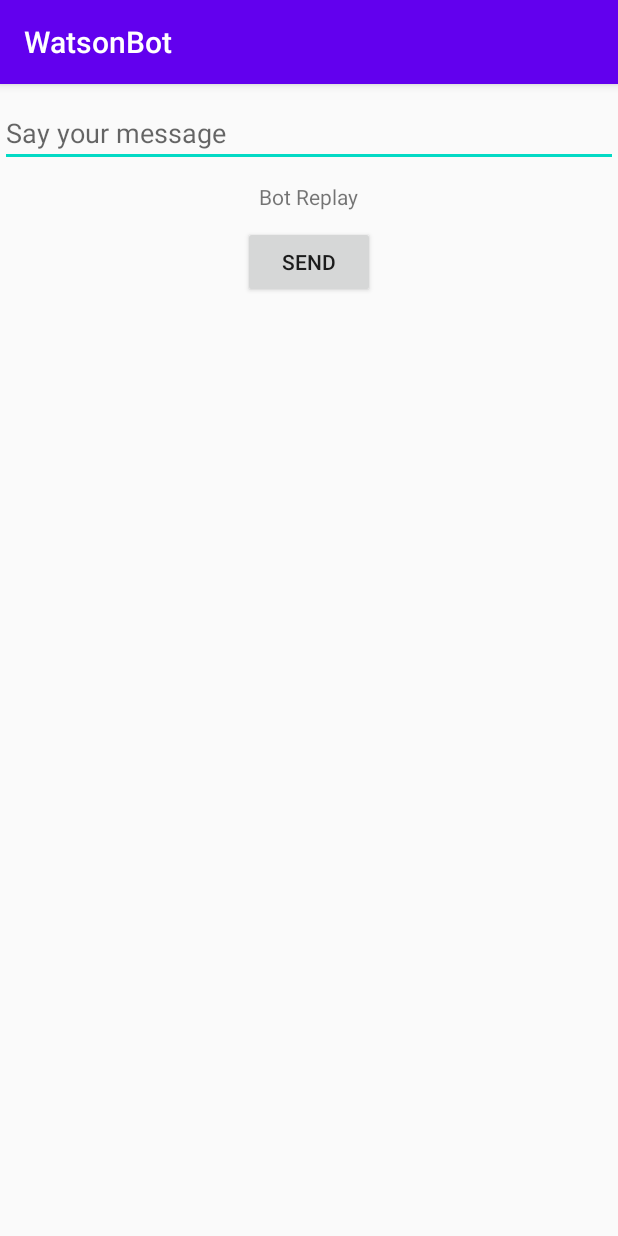
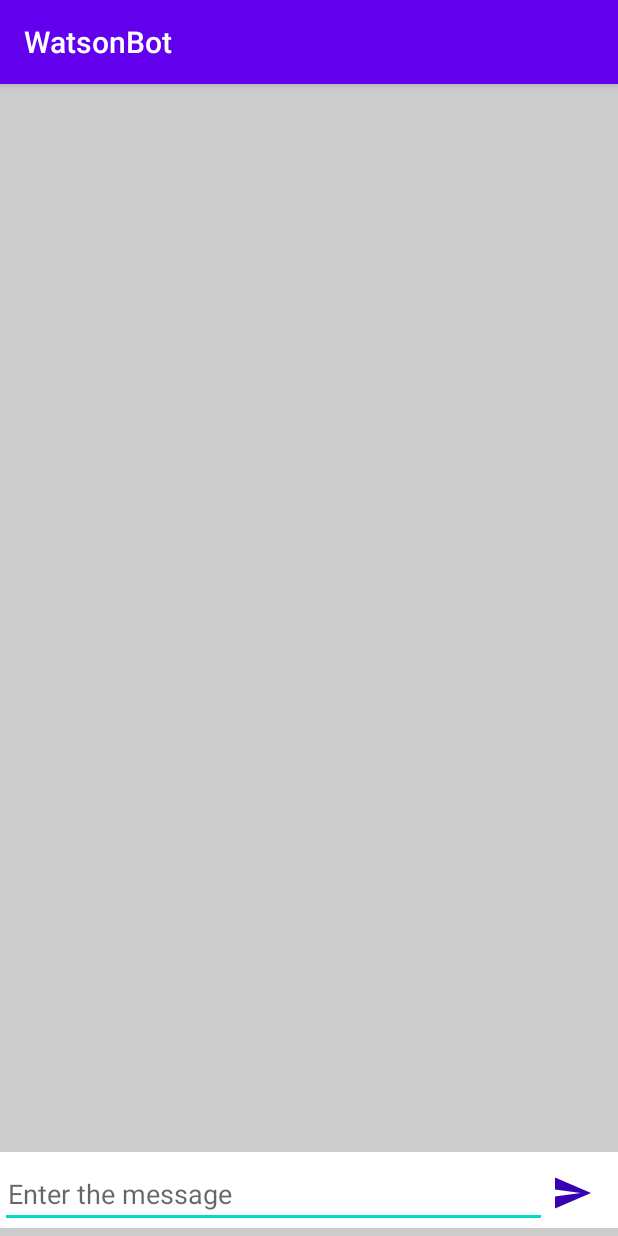
Before and after one commit to Mohamed-El-Banna/WatsonBot, an Android app: the screen it shows after launch (MainActivity), on a phone screen of 412 x 824 dp. Run offline under Robolectric (Android 15) with nearby library versions, the phone set to English and light mode, and no system bars; our stand-ins replace CircleImageView.

```diff
--- a/app/build.gradle
+++ b/app/build.gradle
@@ -32,6 +32,8 @@ dependencies {
 
     implementation 'androidx.appcompat:appcompat:1.1.0'
     implementation 'androidx.constraintlayout:constraintlayout:1.1.3'
+    implementation "androidx.recyclerview:recyclerview:1.2.0-alpha01"
+
 
     implementation 'com.squareup.retrofit2:retrofit:2.7.1'
     implementation 'com.squareup.retrofit2:converter-gson:2.7.1'
--- a/app/src/main/java/com/dev_m_elbanna/watsonbot/MainActivity.java
+++ b/app/src/main/java/com/dev_m_elbanna/watsonbot/MainActivity.java
@@ -4,13 +4,18 @@ import android.os.Bundle;
 import android.util.Log;
 import android.widget.Button;
 import android.widget.EditText;
-import android.widget.TextView;
 
 import androidx.appcompat.app.AppCompatActivity;
+import androidx.recyclerview.widget.LinearLayoutManager;
+import androidx.recyclerview.widget.RecyclerView;
 
 import com.dev_m_elbanna.watsonbot.network.WatsonClient;
+import com.dev_m_elbanna.watsonbot.network.pojo.Message;
 import com.dev_m_elbanna.watsonbot.network.pojo.WatsonRequest;
 import com.dev_m_elbanna.watsonbot.network.pojo.WatsonResponse;
+
+import java.util.ArrayList;
+import java.util.List;
 
 import retrofit2.Call;
 import retrofit2.Callback;
@@ -22,11 +27,15 @@ import retrofit2.Response;
 
 public class MainActivity extends AppCompatActivity {
 
+    private static final String TAG = "MainActivity";
+
     private EditText etMessage;
-    private TextView tvBotReplay;
     private Button btnSend;
+    private RecyclerView mRecyclerView;
 
-    private static final String TAG = "MainActivity";
+    private LinearLayoutManager mLayoutManger;
+    List<Message> mMessageList = new ArrayList<>();
+    MessageAdapter mAdapter;
 
 
     @Override
@@ -34,13 +43,29 @@ public class MainActivity extends AppCompatActivity {
         super.onCreate(savedInstanceState);
         setContentView(R.layout.activity_main);
 
-        etMessage = findViewById(R.id.et_message);
-        tvBotReplay = findViewById(R.id.tv_bot_replay);
-        btnSend = findViewById(R.id.btn_send);
+        etMessage = findViewById(R.id.etMessage);
+        btnSend = findViewById(R.id.btnSend);
+        mRecyclerView = findViewById(R.id.rv_messages);
+
+        initRecyclerView();
+
 
         btnSend.setOnClickListener(view -> {
+            String mMessage = etMessage.getText().toString().trim();
+            if (mMessage == null && mMessage.isEmpty())
+                return;
+            Message userMessage = new Message("Me", mMessage);
+            mAdapter.addSingleItem(userMessage);
             sendMessage();
+            etMessage.setText("");
         });
+    }
+
+    private void initRecyclerView() {
+        mLayoutManger = new LinearLayoutManager(this, RecyclerView.VERTICAL, true);
+        mRecyclerView.setLayoutManager(mLayoutManger);
+        mAdapter = new MessageAdapter(new ArrayList<>());
+        mRecyclerView.setAdapter(mAdapter);
     }
 
 
@@ -50,15 +75,19 @@ public class MainActivity extends AppCompatActivity {
         WatsonRequest mRequest = new WatsonRequest();
         mRequest.setInput(inputBean);
 
-        WatsonClient.getInstance().getBotReplay(mRequest).enqueue(new Callback<WatsonResponse>() {
+        doChatBotApiCall(mRequest);
+
+
+    }
+
+    void doChatBotApiCall(WatsonRequest mWatsonRequest) {
+        WatsonClient.getInstance().getBotReplay(mWatsonRequest).enqueue(new Callback<WatsonResponse>() {
             @Override
             public void onResponse(Call<WatsonResponse> call, Response<WatsonResponse> response) {
-                Log.d(TAG, "onResponse: " + response.body().toString());
+                Log.d(TAG, "onResponse: " + response.body().getOutput().getText().get(0));
                 WatsonResponse mResponse = response.body();
-                String mBotReplay = mResponse.getOutput().getText().get(0);
-                runOnUiThread(() -> {
-                    tvBotReplay.setText(mBotReplay);
-                });
+                Message botMessage = new Message("Afaq Bot", mResponse.getOutput().getText().get(0));
+                mAdapter.addSingleItem(botMessage);
             }
 
             @Override
--- /dev/null
+++ b/app/src/main/res/drawable/ic_send_button.xml
@@ -0,0 +1,5 @@
+<vector android:autoMirrored="true" android:height="24dp"
+    android:viewportHeight="535.5" android:viewportWidth="535.5"
+    android:width="24dp" xmlns:android="http://schemas.android.com/apk/res/android">
+    <path android:fillColor="#FF000000" android:pathData="M0,497.25l535.5,-229.5l-535.5,-229.5l0,178.5l382.5,51l-382.5,51z"/>
+</vector>
--- a/app/src/main/res/layout/activity_main.xml
+++ b/app/src/main/res/layout/activity_main.xml
@@ -1,32 +1,47 @@
 <?xml version="1.0" encoding="utf-8"?>
-<LinearLayout xmlns:android="http://schemas.android.com/apk/res/android"
-    xmlns:tools="http://schemas.android.com/tools"
+<RelativeLayout xmlns:android="http://schemas.android.com/apk/res/android"
     android:layout_width="match_parent"
     android:layout_height="match_parent"
-    android:orientation="vertical"
-    tools:context=".MainActivity">
+    android:background="#CCCCCC">
 
-    <EditText
-        android:id="@+id/et_message"
+    <LinearLayout
+        android:id="@+id/linearLayout"
         android:layout_width="match_parent"
         android:layout_height="wrap_content"
-        android:layout_marginTop="10dp"
-        android:hint="@string/message" />
+        android:layout_alignParentStart="true"
+        android:layout_alignParentBottom="true"
+        android:layout_marginBottom="5dp"
+        android:background="#FFFFFF"
+        android:orientation="horizontal"
+        android:paddingTop="5dp"
+        android:weightSum="1">
 
-    <TextView
-        android:id="@+id/tv_bot_replay"
-        android:layout_width="wrap_content"
+        <EditText
+            android:id="@+id/etMessage"
+            android:layout_width="137dp"
+            android:layout_height="wrap_content"
+            android:layout_weight="0.99"
+            android:hint="Enter the message"
+            android:maxHeight="300dp"
+            android:paddingLeft="5dp"
+            android:paddingRight="10dp" />
+
+        <Button
+            android:drawableTint="@color/colorPrimaryDark"
+            android:id="@+id/btnSend"
+            android:layout_width="34dp"
+            android:layout_height="34dp"
+            android:layout_gravity="center"
+            android:layout_margin="5dp"
+            android:background="?android:attr/selectableItemBackground"
+            android:drawableStart="@drawable/ic_send_button"
+            android:gravity="center" />
+    </LinearLayout>
+
+    <androidx.recyclerview.widget.RecyclerView
+        android:id="@+id/rv_messages"
+        android:layout_width="match_parent"
         android:layout_height="wrap_content"
-        android:layout_gravity="center"
-        android:layout_marginTop="10dp"
-        android:text="Bot Replay" />
-
-    <Button
-        android:id="@+id/btn_send"
-        android:layout_width="wrap_content"
-        android:layout_height="wrap_content"
-        android:layout_gravity="center"
-        android:layout_marginTop="10dp"
-        android:text="send" />
-
-</LinearLayout>
+        android:layout_alignParentStart="true"
+        android:layout_alignParentTop="true" />
+</RelativeLayout>
```
Also changed, not shown: app/src/main/java/com/dev_m_elbanna/watsonbot/MessageAdapter.java (added, +90 -0 lines), app/src/main/java/com/dev_m_elbanna/watsonbot/network/pojo/Message.java (added, +33 -0 lines), app/src/main/res/layout/message_single_layout2.xml (added, +53 -0 lines).
